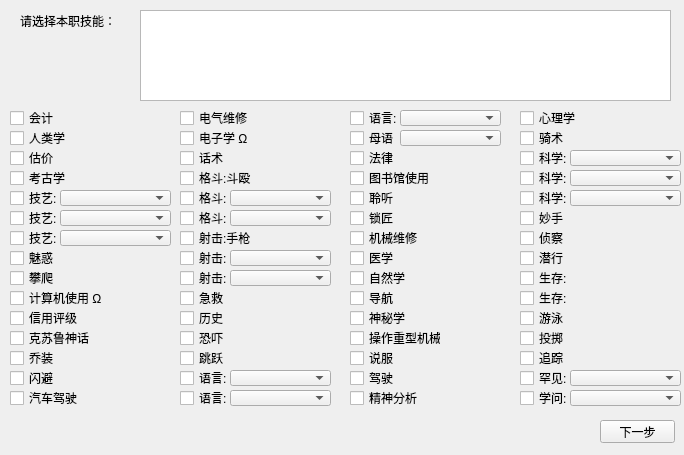
Qt form UI/ChooseProfessionalSkills_UI.ui (Chlamydomonos/coc7sys) before a commit.
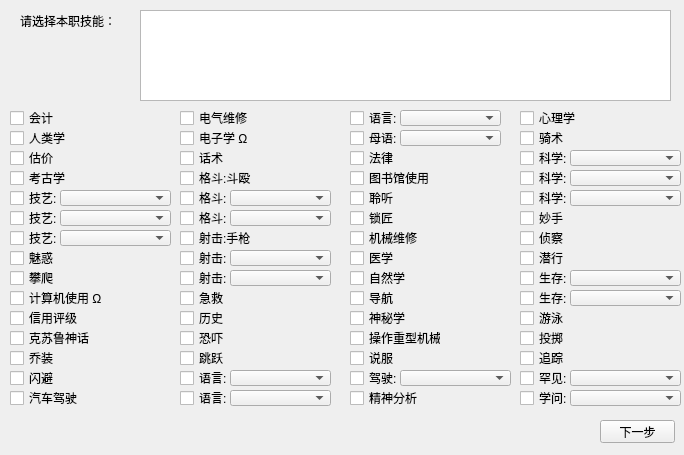
The same form after that commit.

The edit to the form file:
```diff
--- a/UI/ChooseProfessionalSkills_UI.ui
+++ b/UI/ChooseProfessionalSkills_UI.ui
@@ -435,7 +435,7 @@
     </rect>
    </property>
    <property name="text">
-    <string>驾驶</string>
+    <string>驾驶:</string>
    </property>
   </widget>
   <widget class="QCheckBox" name="skill45">
@@ -526,7 +526,7 @@
     </rect>
    </property>
    <property name="text">
-    <string>母语</string>
+    <string>母语:</string>
    </property>
   </widget>
   <widget class="QCheckBox" name="skill33">
@@ -998,6 +998,36 @@
     </rect>
    </property>
   </widget>
+  <widget class="QComboBox" name="sub_skill54">
+   <property name="geometry">
+    <rect>
+     <x>570</x>
+     <y>270</y>
+     <width>111</width>
+     <height>16</height>
+    </rect>
+   </property>
+  </widget>
+  <widget class="QComboBox" name="sub_skill55">
+   <property name="geometry">
+    <rect>
+     <x>570</x>
+     <y>290</y>
+     <width>111</width>
+     <height>16</height>
+    </rect>
+   </property>
+  </widget>
+  <widget class="QComboBox" name="sub_skill44">
+   <property name="geometry">
+    <rect>
+     <x>400</x>
+     <y>370</y>
+     <width>111</width>
+     <height>16</height>
+    </rect>
+   </property>
+  </widget>
  </widget>
  <resources/>
  <connections/>
```
